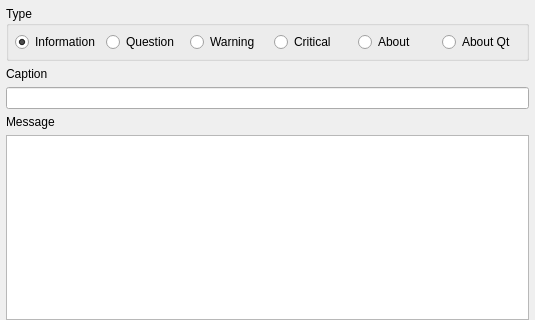
testmana2/test, file Plugins/WizardPlugins/MessageBoxWizard/MessageBoxWizardDialog.ui: the form before one commit; both pictures show x 0 to 535 and y 0 to 320 of the 535 by 521 pixel window.
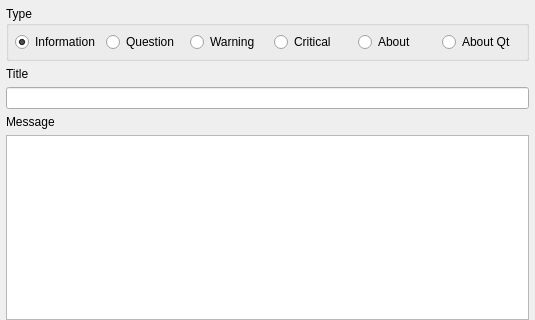
The form after the commit.

Commit message: Removed obsolete entries from the QMessageBox wizard.

What changed in the file:
```diff
--- a/Plugins/WizardPlugins/MessageBoxWizard/MessageBoxWizardDialog.ui
+++ b/Plugins/WizardPlugins/MessageBoxWizard/MessageBoxWizardDialog.ui
@@ -107,7 +107,7 @@
    <item>
     <widget class="QLabel" name="textLabel1">
      <property name="text">
-      <string>Caption</string>
+      <string>Title</string>
      </property>
     </widget>
    </item>
```
